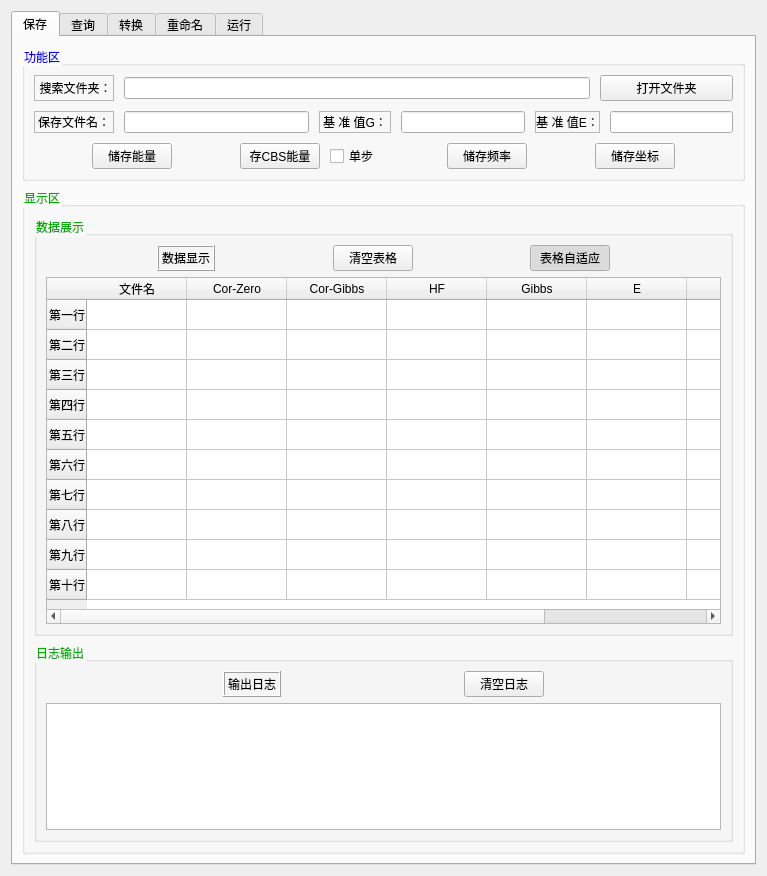
Old version of the form Quantum/Demo/ui_quatum.ui in the repository LeoJiaGeng/JiaGengXiong-Python-Files.
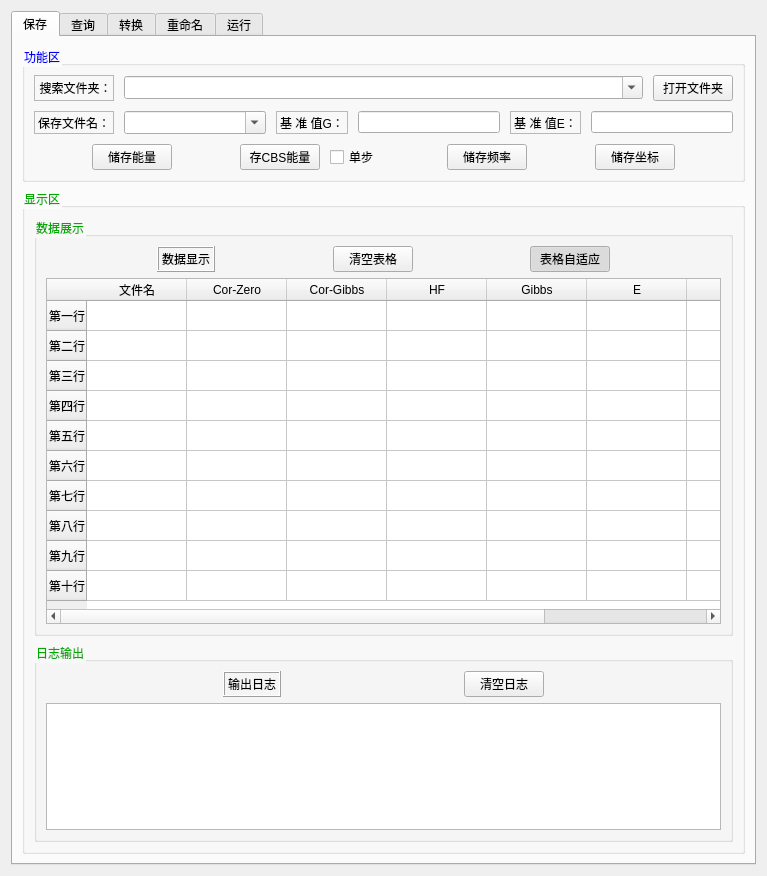
New version of the form. The open tabs and pages were chosen to show the change. Icons and pictures are not drawn.

Commit message: 时间：2024.10.23 内容：1、保存和生成输入文件的界面增加下拉框，免得每次需要来回切换；2、MS中计算键的增加采样间隔，这样可以缩短时间；3、提交shell脚本增加提示语

What changed in the file:
```diff
--- a/Quantum/Demo/ui_quatum.ui
+++ b/Quantum/Demo/ui_quatum.ui
@@ -56,7 +56,7 @@
            <number>10</number>
           </property>
           <item>
-           <layout class="QHBoxLayout" name="horizontalLayout_5" stretch="1,7,2">
+           <layout class="QHBoxLayout" name="horizontalLayout_5" stretch="1,8,1">
             <item>
              <widget class="QLabel" name="label_2">
               <property name="minimumSize">
@@ -77,7 +77,32 @@
              </widget>
             </item>
             <item>
-             <widget class="QLineEdit" name="edit_folder"/>
+             <widget class="QComboBox" name="combo_save_folder">
+              <property name="font">
+               <font>
+                <family>Arial</family>
+                <pointsize>10</pointsize>
+               </font>
+              </property>
+              <property name="editable">
+               <bool>true</bool>
+              </property>
+              <property name="maxVisibleItems">
+               <number>5</number>
+              </property>
+              <property name="maxCount">
+               <number>10</number>
+              </property>
+              <property name="duplicatesEnabled">
+               <bool>true</bool>
+              </property>
+              <property name="frame">
+               <bool>true</bool>
+              </property>
+              <property name="modelColumn">
+               <number>0</number>
+              </property>
+             </widget>
             </item>
             <item>
              <widget class="QPushButton" name="btn_open_folder">
@@ -87,6 +112,11 @@
                 <height>0</height>
                </size>
               </property>
+              <property name="font">
+               <font>
+                <pointsize>9</pointsize>
+               </font>
+              </property>
               <property name="text">
                <string>打开文件夹</string>
               </property>
@@ -99,7 +129,7 @@
            </layout>
           </item>
           <item>
-           <layout class="QHBoxLayout" name="horizontalLayout_6" stretch="1,3,1,2,1,2">
+           <layout class="QHBoxLayout" name="horizontalLayout_6" stretch="1,2,1,2,1,2">
             <item alignment="Qt::AlignHCenter">
              <widget class="QLabel" name="label_3">
               <property name="minimumSize">
@@ -123,7 +153,26 @@
              </widget>
             </item>
             <item>
-             <widget class="QLineEdit" name="edit_save_filename"/>
+             <widget class="QComboBox" name="combo_save_filename">
+              <property name="font">
+               <font>
+                <family>Arial</family>
+                <pointsize>10</pointsize>
+               </font>
+              </property>
+              <property name="editable">
+               <bool>true</bool>
+              </property>
+              <property name="maxVisibleItems">
+               <number>5</number>
+              </property>
+              <property name="maxCount">
+               <number>10</number>
+              </property>
+              <property name="duplicatesEnabled">
+               <bool>true</bool>
+              </property>
+             </widget>
             </item>
             <item alignment="Qt::AlignHCenter">
              <widget class="QLabel" name="label_4">
```
Left out of the diff: 58 changed lines with no effect on the pictures. The commit also changes 6 other files.
